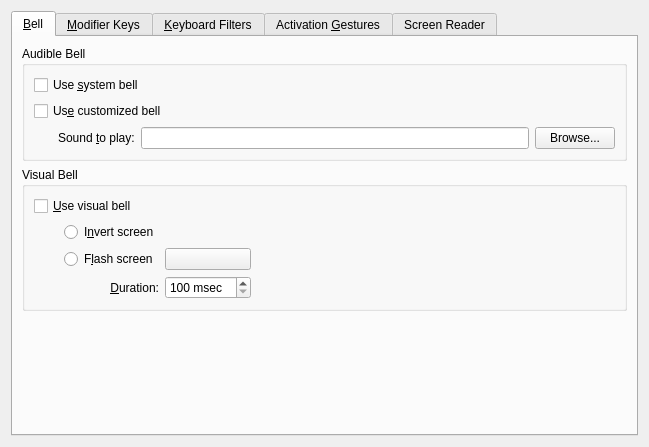
Before: the Qt Designer form kcms/access/accessibility.ui in feren-OS/plasma-desktop-kcms, drawn with Qt 5.
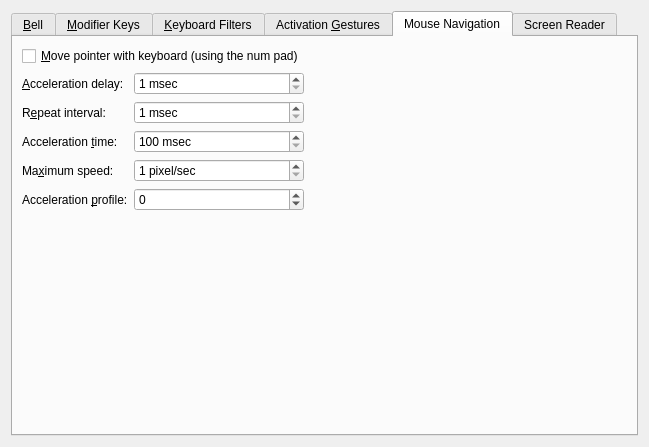
After: the same form once the commit is applied. The open tabs and pages were chosen to show the change. Custom widgets are drawn as their Qt base class.

Patch:
```diff
--- a/kcms/access/accessibility.ui
+++ b/kcms/access/accessibility.ui
@@ -740,6 +740,194 @@
        </item>
       </layout>
      </widget>
+     <widget class="QWidget" name="tabMouseKeys">
+      <attribute name="title">
+       <string>Mouse Navigation</string>
+      </attribute>
+      <layout class="QHBoxLayout" name="horizontalLayout_11" stretch="0,1">
+       <item>
+        <layout class="QFormLayout" name="formLayout_2">
+         <item row="0" column="0" colspan="2">
+          <widget class="QCheckBox" name="mouseKeys">
+           <property name="text">
+            <string>&amp;Move pointer with keyboard (using the num pad)</string>
+           </property>
+          </widget>
+         </item>
+         <item row="1" column="1">
+          <widget class="QSpinBox" name="mk_delay">
+           <property name="sizePolicy">
+            <sizepolicy hsizetype="MinimumExpanding" vsizetype="Fixed">
+             <horstretch>0</horstretch>
+             <verstretch>0</verstretch>
+            </sizepolicy>
+           </property>
+           <property name="suffix">
+            <string> msec</string>
+           </property>
+           <property name="minimum">
+            <number>1</number>
+           </property>
+           <property name="maximum">
+            <number>1000</number>
+           </property>
+           <property name="singleStep">
+            <number>50</number>
+           </property>
+          </widget>
+         </item>
+         <item row="1" column="0">
+          <widget class="QLabel" name="label_7">
+           <property name="text">
+            <string>&amp;Acceleration delay:</string>
+           </property>
+           <property name="buddy">
+            <cstring>mk_delay</cstring>
+           </property>
+          </widget>
+         </item>
+         <item row="2" column="0">
+          <widget class="QLabel" name="label_8">
+           <property name="text">
+            <string>R&amp;epeat interval:</string>
+           </property>
+           <property name="buddy">
+            <cstring>mk_interval</cstring>
+           </property>
+          </widget>
+         </item>
+         <item row="2" column="1">
+          <widget class="QSpinBox" name="mk_interval">
+           <property name="sizePolicy">
+            <sizepolicy hsizetype="MinimumExpanding" vsizetype="Fixed">
+             <horstretch>0</horstretch>
+             <verstretch>0</verstretch>
+            </sizepolicy>
+           </property>
+           <property name="suffix">
+            <string> msec</string>
+           </property>
+           <property name="minimum">
+            <number>1</number>
+           </property>
+           <property name="maximum">
+            <number>1000</number>
+           </property>
+           <property name="singleStep">
+            <number>10</number>
+           </property>
+          </widget>
+         </item>
+         <item row="3" column="0">
+          <widget class="QLabel" name="label_9">
+           <property name="text">
+            <string>Acceleration &amp;time:</string>
+           </property>
+           <property name="buddy">
+            <cstring>mk_time_to_max</cstring>
+           </property>
+          </widget>
+         </item>
+         <item row="3" column="1">
+          <widget class="QSpinBox" name="mk_time_to_max">
+           <property name="sizePolicy">
+            <sizepolicy hsizetype="MinimumExpanding" vsizetype="Fixed">
+             <horstretch>0</horstretch>
+             <verstretch>0</verstretch>
+            </sizepolicy>
+           </property>
+           <property name="suffix">
+            <string> msec</string>
+           </property>
+           <property name="minimum">
+            <number>100</number>
+           </property>
+           <property name="maximum">
+            <number>10000</number>
+           </property>
+           <property name="singleStep">
+            <number>200</number>
+           </property>
+          </widget>
+         </item>
+         <item row="4" column="0">
+          <widget class="QLabel" name="label_10">
+           <property name="text">
+            <string>Ma&amp;ximum speed:</string>
+           </property>
+           <property name="buddy">
+            <cstring>mk_max_speed</cstring>
+           </property>
+          </widget>
+         </item>
+         <item row="4" column="1">
+          <widget class="QSpinBox" name="mk_max_speed">
+           <property name="sizePolicy">
+            <sizepolicy hsizetype="MinimumExpanding" vsizetype="Fixed">
+             <horstretch>0</horstretch>
+             <verstretch>0</verstretch>
+            </sizepolicy>
+           </property>
+           <property name="suffix">
+            <string> pixel/sec</string>
+           </property>
+           <property name="minimum">
+            <number>1</number>
+           </property>
+           <property name="maximum">
+            <number>2000</number>
+           </property>
+           <property name="singleStep">
+            <number>20</number>
+           </property>
+          </widget>
+         </item>
+         <item row="5" column="0">
+          <widget class="QLabel" name="label_11">
+           <property name="text">
+            <string>Acceleration &amp;profile:</string>
+           </property>
+           <property name="buddy">
+            <cstring>mk_curve</cstring>
+           </property>
+          </widget>
+         </item>
+         <item row="5" column="1">
+          <widget class="QSpinBox" name="mk_curve">
+           <property name="sizePolicy">
+            <sizepolicy hsizetype="MinimumExpanding" vsizetype="Fixed">
+             <horstretch>0</horstretch>
+             <verstretch>0</verstretch>
+            </sizepolicy>
+           </property>
+           <property name="minimum">
+            <number>-1000</number>
+           </property>
+           <property name="maximum">
+            <number>1000</number>
+           </property>
+           <property name="singleStep">
+            <number>100</number>
+           </property>
+          </widget>
+         </item>
+        </layout>
+       </item>
+       <item>
+        <spacer name="horizontalSpacer_15">
+         <property name="orientation">
+          <enum>Qt::Horizontal</enum>
+         </property>
+         <property name="sizeHint" stdset="0">
+          <size>
+           <width>40</width>
+           <height>20</height>
+          </size>
+         </property>
+        </spacer>
+       </item>
+      </layout>
+     </widget>
      <widget class="QWidget" name="tabScreenReader">
       <attribute name="title">
        <string>Screen Reader</string>
```
